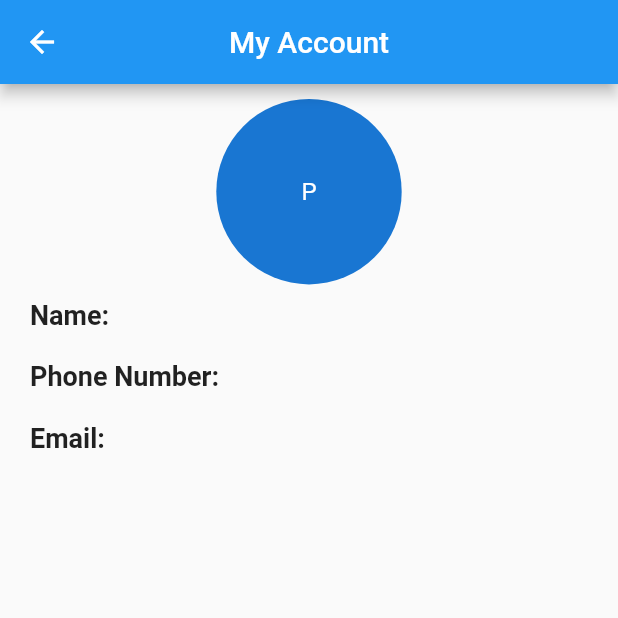
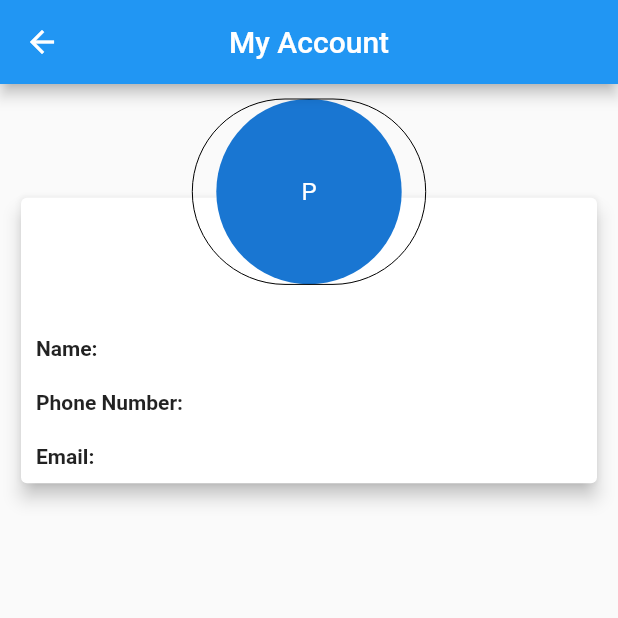
Before and after one commit to alisolanki/Show-World-code, a Flutter app: the AccountHomePage screen opened directly, on a phone screen of 412 x 824 dp, the top half of it. Run offline on Flutter 3.47's test engine with Material 2 defaults, Android fonts, the phone set to English and light mode, and no system bars; our stand-ins replace carousel_slider, simple_animations.

Commit message:
AccountPage Avatar added (Button Problem)

```diff
--- a/lib/Account/account_home.dart
+++ b/lib/Account/account_home.dart
@@ -1,3 +1,4 @@
+import 'package:LoginPage/LoginPage/signupButton.dart';
 import 'package:flutter/material.dart';
 
 class AccountHomePage extends StatelessWidget {
@@ -11,24 +12,28 @@ class AccountHomePage extends StatelessWidget {
           'My Account',
         ),
       ),
-      body: Container(
+      body: SingleChildScrollView(
+        child: Container(
           child: Padding(
             padding: const EdgeInsets.all(10.0),
+            child: Stack(
+              alignment: AlignmentDirectional.topCenter,
+              children: [
+                Container(
+                  margin: EdgeInsets.only(top: _width * 0.15),
+                  child: Card(
+                    elevation: 5,
+                    child: Container(
+                      margin: EdgeInsets.only(top: _width * 0.2),
                       child: Column(
                         children: <Widget>[
-              Center(
-                child: CircleAvatar(
-                  radius: _width * 0.15,
-                  child: Text("P"),
-                ),
-              ),
                           Padding(
                             padding: const EdgeInsets.all(10.0),
                             child: Row(
                               children: <Widget>[
                                 Text(
                                   "Name: ",
-                      style: TextStyle(fontWeight: FontWeight.bold, fontSize: 18),
+                                  style: TextStyle(fontWeight: FontWeight.bold),
                                   textAlign: TextAlign.left,
                                 ),
                               ],
@@ -40,7 +45,7 @@ class AccountHomePage extends StatelessWidget {
                               children: <Widget>[
                                 Text(
                                   "Phone Number: ",
-                      style: TextStyle(fontWeight: FontWeight.bold, fontSize: 18),
+                                  style: TextStyle(fontWeight: FontWeight.bold),
                                   textAlign: TextAlign.left,
                                 ),
                               ],
@@ -52,7 +57,7 @@ class AccountHomePage extends StatelessWidget {
                               children: <Widget>[
                                 Text(
                                   "Email: ",
-                      style: TextStyle(fontWeight: FontWeight.bold, fontSize: 18),
+                                  style: TextStyle(fontWeight: FontWeight.bold),
                                   textAlign: TextAlign.left,
                                 ),
                               ],
@@ -62,6 +67,25 @@ class AccountHomePage extends StatelessWidget {
                       ),
                     ),
                   ),
+                ),
+                //Profile Picture
+                MaterialButton(
+                  shape: RoundedRectangleBorder(
+                    borderRadius:
+                        BorderRadius.all(Radius.circular(_width * 0.3)),
+                    side: BorderSide(width: 0),
+                  ),
+                  child: CircleAvatar(
+                    radius: _width * 0.15,
+                    child: Text("P"),
+                  ),
+                  onPressed: () {},
+                ),
+              ],
+            ),
+          ),
+        ),
+      ),
     );
   }
 }
--- a/lib/Home/homepage.dart
+++ b/lib/Home/homepage.dart
@@ -1,3 +1,4 @@
+import 'package:LoginPage/Account/account_home.dart';
 import 'package:LoginPage/Desktop/drawer.dart';
 import 'package:flutter/material.dart';
 import 'advtCard.dart';
@@ -6,6 +7,7 @@ import 'cards.dart';
 class HomePage extends StatelessWidget {
   @override
   Widget build(BuildContext context) {
+    final double _width = MediaQuery.of(context).size.width;
     return Scaffold(
       appBar: AppBar(
         backgroundColor: Colors.blue,
```
Lines whose indentation alone changed are shown as unchanged.
